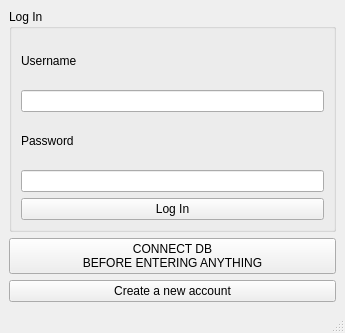
Before: the Qt Designer form NETB380_ExpenseManager/ep_main.ui in satanasov/NETB380, drawn with Qt 5.
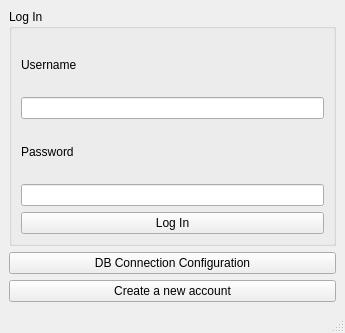
After: the same form once the commit is applied.

Commit message: Changed button label in main window.

The edit to the form file:
```diff
--- a/NETB380_ExpenseManager/ep_main.ui
+++ b/NETB380_ExpenseManager/ep_main.ui
@@ -58,8 +58,7 @@
     <item>
      <widget class="QPushButton" name="pushButtonConnectDB">
       <property name="text">
-       <string>CONNECT DB 
-BEFORE ENTERING ANYTHING</string>
+       <string>DB Connection Configuration</string>
       </property>
      </widget>
     </item>
```
Left out of the diff: 2 changed lines with no effect on the pictures.
